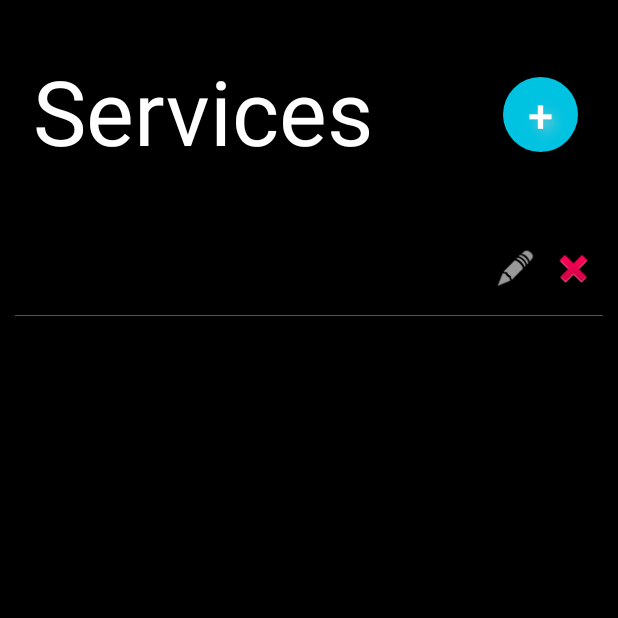
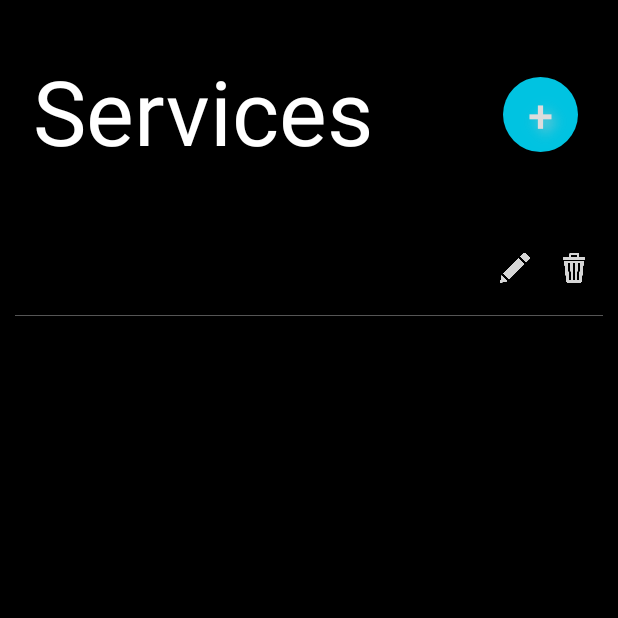
Before and after one commit to HRCK0/project-epic-squad-circleci, an Android app: the ServicesActivity screen opened directly, with no data from a screen before it, on a phone screen of 412 x 824 dp, the top half of it. Run offline under Robolectric (Android 15) with nearby library versions, the phone set to English and light mode, and no system bars; our stand-ins replace Firebase (no records; nobody signed in at launch, a user with empty details on screens opened directly); Roboto replaces fonts that are not available here; 6 statements that could not run were skipped.

Commit message:
services page style update 3

```diff
--- a/EpicClinic/app/src/main/java/ca/uottawa/mali165/epicclinic/LoginActivity.java
+++ b/EpicClinic/app/src/main/java/ca/uottawa/mali165/epicclinic/LoginActivity.java
@@ -37,6 +37,11 @@ public class LoginActivity extends AppCompatActivity {
         passwordEditText = findViewById(R.id.passwordEditText);
 
         loginButton = findViewById(R.id.loginButton);
+
+        //below three lines are for making testing faster
+        emailEditText.setText("gabriel@ecare.com");
+        passwordEditText.setText("password");
+        loginBtnClicked(loginButton);
 
         Button signUpButtonOnLoginScreen = (Button) findViewById(R.id.signUpFromLoginBtn);
 
--- a/EpicClinic/app/src/main/res/layout/activity_services.xml
+++ b/EpicClinic/app/src/main/res/layout/activity_services.xml
@@ -59,7 +59,7 @@
                     android:shadowDy="5"
                     android:shadowRadius="10"
                     android:text="+"
-                    android:textColor="#FFFFFF"
+                    android:textColor="#DDDCDC"
                     android:textSize="30sp" />
             </LinearLayout>
 
--- a/EpicClinic/app/src/main/res/layout/service_template.xml
+++ b/EpicClinic/app/src/main/res/layout/service_template.xml
@@ -6,11 +6,10 @@
     <LinearLayout
         android:layout_width="match_parent"
         android:layout_height="wrap_content"
-        android:layout_margin="10dp"
-        android:layout_marginStart="0dp"
+        android:layout_marginStart="10dp"
         android:layout_marginLeft="10dp"
-        android:layout_marginTop="5dp"
-        android:layout_marginEnd="0dp"
+        android:layout_marginTop="10dp"
+        android:layout_marginEnd="10dp"
         android:layout_marginRight="10dp"
         android:layout_marginBottom="5dp"
         android:background="@drawable/servicerow_bottom_row"
@@ -95,9 +94,9 @@
 
                     <Button
                         android:id="@+id/editBtn"
-                        android:layout_width="30dp"
-                        android:layout_height="30dp"
-                        android:background="@android:drawable/ic_menu_edit" />
+                        android:layout_width="20dp"
+                        android:layout_height="20dp"
+                        android:background="@drawable/edit_icon" />
                 </LinearLayout>
 
                 <LinearLayout
@@ -109,9 +108,9 @@
 
                     <Button
                         android:id="@+id/delBtn"
-                        android:layout_width="30dp"
-                        android:layout_height="30dp"
-                        android:background="@android:drawable/ic_delete" />
+                        android:layout_width="20dp"
+                        android:layout_height="20dp"
+                        android:background="@drawable/delete_icon" />
                 </LinearLayout>
 
             </LinearLayout>
```
Also changed, not shown: EpicClinic/app/src/main/res/drawable/delete_icon.png (added), EpicClinic/app/src/main/res/drawable/edit_icon.png (added).
